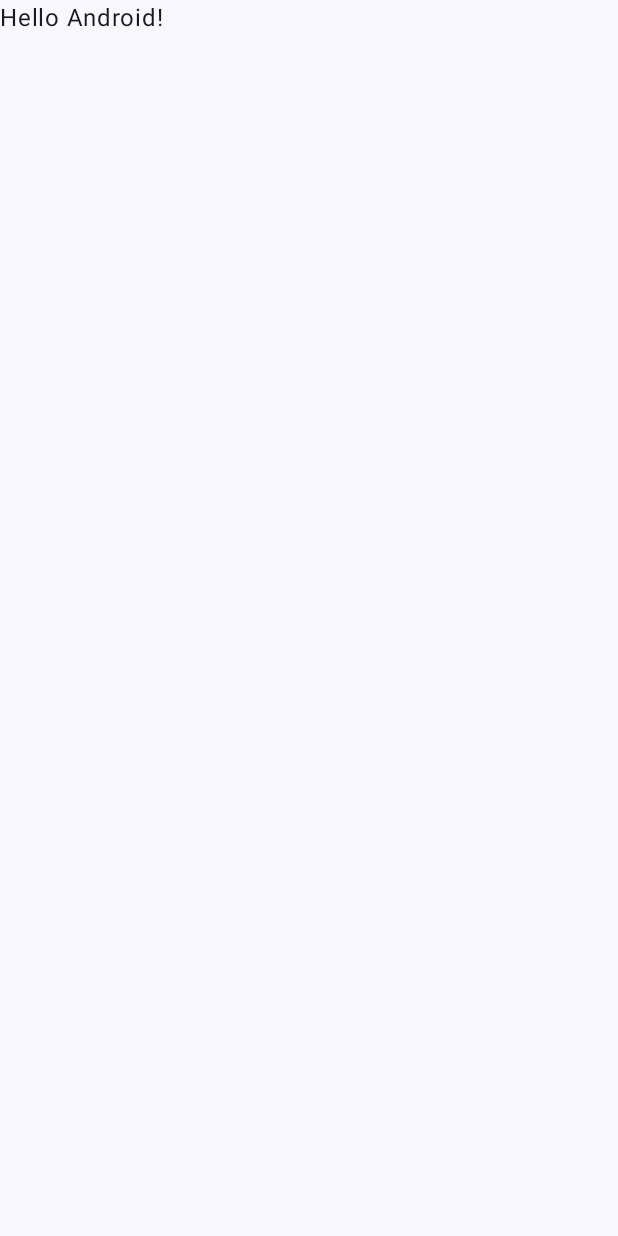
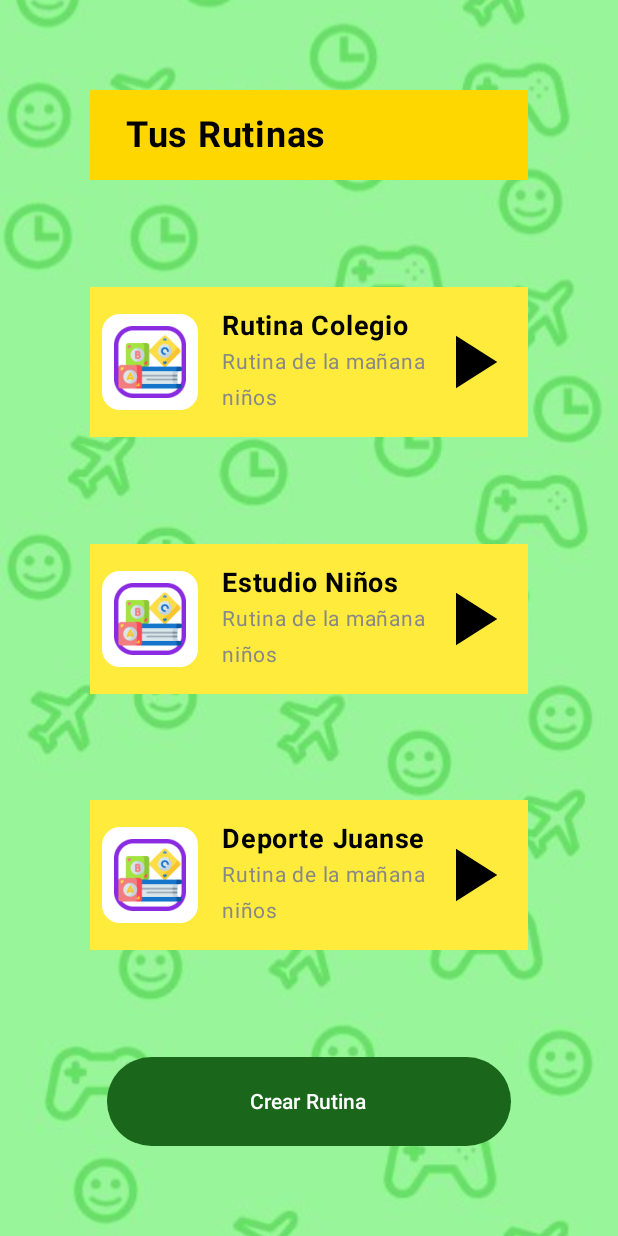
Before and after one commit to DaGamez/202414-Disenios-UX, an Android app built with Jetpack Compose: the screen it shows after launch (MainActivity), on a phone screen of 412 x 824 dp. Before the commit the screen is almost empty. Run offline under Robolectric (Android 15) with nearby library versions, the light colour scheme and no system bars.

Commit message:
pantalla de Listado de Rutinas

```diff
--- a/Mobile/app/src/main/java/com/example/appmobile/MainActivity.kt
+++ b/Mobile/app/src/main/java/com/example/appmobile/MainActivity.kt
@@ -3,6 +3,7 @@ package com.example.appmobile
 import android.os.Bundle
 import androidx.activity.ComponentActivity
 import androidx.activity.compose.setContent
+import androidx.compose.foundation.layout.Box
 import androidx.compose.foundation.layout.fillMaxSize
 import androidx.compose.material3.MaterialTheme
 import androidx.compose.material3.Surface
@@ -11,19 +12,61 @@ import androidx.compose.runtime.Composable
 import androidx.compose.ui.Modifier
 import androidx.compose.ui.tooling.preview.Preview
 import com.example.appmobile.ui.theme.AppmobileTheme
+import androidx.compose.foundation.Image
+import androidx.compose.foundation.background
+import androidx.compose.foundation.layout.Arrangement
+import androidx.compose.foundation.layout.Column
+import androidx.compose.foundation.layout.Row
+import androidx.compose.foundation.layout.Spacer
+import androidx.compose.foundation.layout.fillMaxWidth
+import androidx.compose.foundation.layout.height
+import androidx.compose.foundation.layout.padding
+import androidx.compose.foundation.layout.size
+import androidx.compose.foundation.layout.width
+import androidx.compose.foundation.shape.RoundedCornerShape
+import androidx.compose.material.icons.Icons
+import androidx.compose.material.icons.filled.PlayArrow
+import androidx.compose.material3.Button
+import androidx.compose.material3.ButtonDefaults
+import androidx.compose.material3.Icon
+import androidx.compose.ui.Alignment
+import androidx.compose.ui.draw.clip
+import androidx.compose.ui.graphics.Color
+import androidx.compose.ui.layout.ContentScale
+import androidx.compose.ui.res.painterResource
+import androidx.compose.ui.text.font.FontWeight
+import androidx.compose.ui.unit.dp
+import androidx.compose.ui.unit.sp
 
 class MainActivity : ComponentActivity() {
     override fun onCreate(savedInstanceState: Bundle?) {
         super.onCreate(savedInstanceState)
         setContent {
             AppmobileTheme {
+                Box(modifier = Modifier.fillMaxSize()) {
+
+                BackgroundImage()
                 // A surface container using the 'background' color from the theme
                 Surface(
-                    modifier = Modifier.fillMaxSize(),
-                    color = MaterialTheme.colorScheme.background
+                    //modifier = Modifier.fillMaxSize(),
+                    color = Color.Transparent
                 ) {
-                    Greeting("Android")
+                    Column(
+                        modifier = Modifier.fillMaxSize().padding(60.dp),
+                        verticalArrangement = Arrangement.SpaceBetween,
+                        horizontalAlignment = Alignment.CenterHorizontally
+                    ){
+                        TusRutinasHeader()
+                        RoutineCard("Rutina Colegio")
+                        RoutineCard("Estudio Niños")
+                        RoutineCard("Deporte Juanse")
+                        ButtonAppPrincipal()
+                    }
                 }
+
+                }
+
+
             }
         }
     }
@@ -32,7 +75,7 @@ class MainActivity : ComponentActivity() {
 @Composable
 fun Greeting(name: String, modifier: Modifier = Modifier) {
     Text(
-        text = "Hello $name!",
+        text = name,
         modifier = modifier
     )
 }
@@ -44,3 +87,93 @@ fun GreetingPreview() {
         Greeting("Android")
     }
 }
+
+@Composable
+fun BackgroundImage() {
+    Image(
+        painter = painterResource(id = R.drawable.background_mobile), // Replace with your image
+        contentDescription = null,
+        contentScale = ContentScale.Crop,
+        modifier = Modifier.fillMaxSize()
+    )
+}
+
+@Composable
+fun ButtonAppPrincipal() {
+    Button(
+        onClick = {},
+        modifier = Modifier
+            .padding(0.dp)
+            .size(width = 269.dp, height = 59.dp),
+        colors = ButtonDefaults.buttonColors(containerColor = Color(0xFF1A661A))
+    ) {
+        Text(text = "Crear Rutina")
+    }
+}
+
+@Composable
+fun RoutineCard(nombre_rutina: String = "Rutina Colegio"){
+    Row(
+        modifier = Modifier
+            .fillMaxWidth()
+            .height(100.dp)
+            .background(Color(0xFFFFEB3B))
+            .padding(8.dp),
+        verticalAlignment = Alignment.CenterVertically
+    ) {
+        Box(
+            modifier = Modifier
+                .size(64.dp)
+                .clip(RoundedCornerShape(12.dp))
+                .background(Color.White)
+        ) {
+            Image(
+                painter = painterResource(id = R.drawable.imagen_libros),
+                contentDescription = "Rutina Colegio Icon",
+                modifier = Modifier.size(48.dp).align(Alignment.Center)
+            )
+        }
+
+        Spacer(modifier = Modifier.width(16.dp))
+
+        Column(
+            modifier = Modifier.weight(1f)
+        ) {
+            Text(
+                text = nombre_rutina,
+                fontSize = 18.sp,
+                fontWeight = FontWeight.Bold
+            )
+            Text(
+                text = "Rutina de la mañana niños",
+                fontSize = 14.sp,
+                color = Color.Gray
+            )
+        }
+
+        Icon(
+            imageVector = Icons.Default.PlayArrow,
+            contentDescription = "Play",
+            tint = Color.Black,
+            modifier = Modifier.size(60.dp)
+        )
+    }
+}
+
+@Composable
+fun TusRutinasHeader() {
+    Box(
+        modifier = Modifier
+            .fillMaxWidth()
+            .background(Color(0xFFFFD700)) // Bright yellow background
+            .padding(vertical = 16.dp, horizontal = 24.dp)
+    ) {
+        Text(
+            text = "Tus Rutinas",
+            fontSize = 24.sp,
+            fontWeight = FontWeight.Bold,
+            color = Color.Black,
+            modifier = Modifier.align(Alignment.CenterStart)
+        )
+    }
+}
```
Also changed, not shown: Mobile/app/src/main/res/drawable/background_mobile.jpg (added), Mobile/app/src/main/res/drawable/imagen_libros.png (added).
